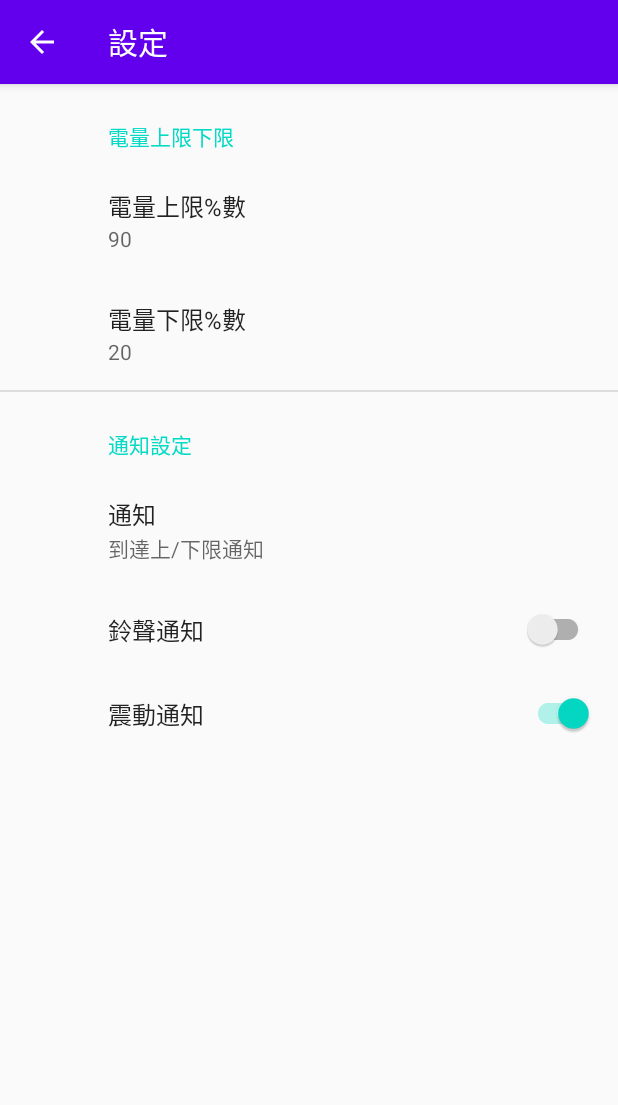
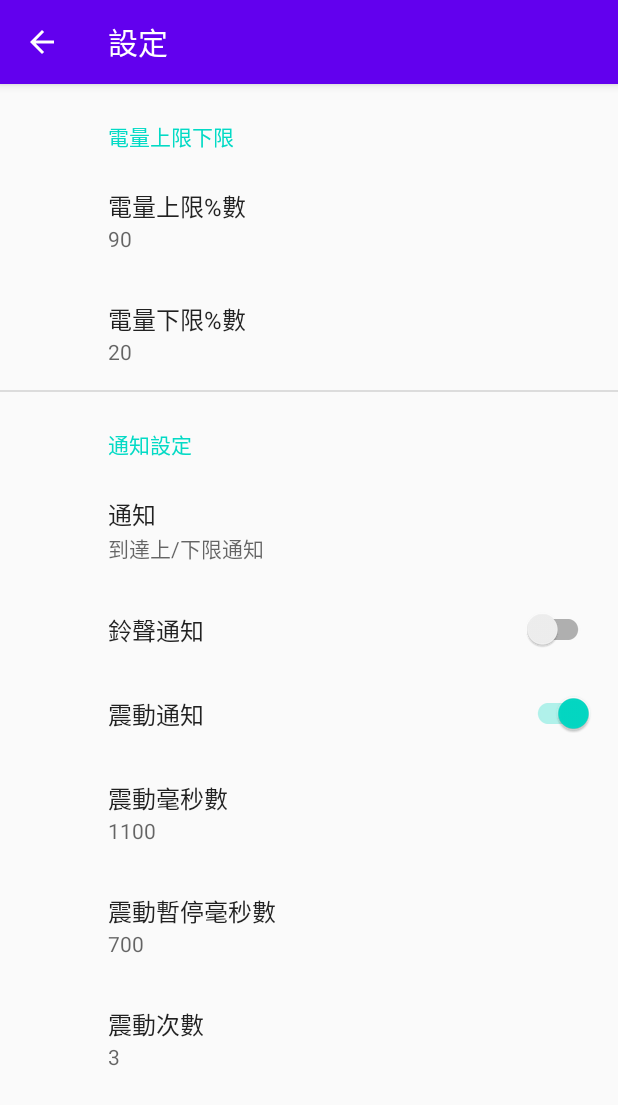
Before and after one commit to dsp85103/BombSaver, an Android app: the SettingsActivity screen opened directly, with no data from a screen before it, on a phone screen of 412 x 824 dp. Shown: the top 1105 px of the screen. Run offline under Robolectric (Android 15) with nearby library versions, the phone set to English and light mode, and no system bars; our stand-ins replace androidx.preference.

Commit message:
feat: adjust vibrate parameters

```diff
--- a/app/src/main/res/xml/root_preferences.xml
+++ b/app/src/main/res/xml/root_preferences.xml
@@ -39,6 +39,30 @@
             app:defaultValue="true"
             app:title="震動通知" />
 
+
+        <EditTextPreference
+            android:dependency="needVibrate"
+            app:key="vibrateMs"
+            app:defaultValue="1100"
+            app:title="震動毫秒數"
+            app:useSimpleSummaryProvider="true" />
+
+
+        <EditTextPreference
+            android:dependency="needVibrate"
+            app:key="vibrateStopMs"
+            app:defaultValue="700"
+            app:title="震動暫停毫秒數"
+            app:useSimpleSummaryProvider="true" />
+
+
+        <EditTextPreference
+            android:dependency="needVibrate"
+            app:key="vibrateCount"
+            app:defaultValue="3"
+            app:title="震動次數"
+            app:useSimpleSummaryProvider="true" />
+
     </PreferenceCategory>
 
 </PreferenceScreen>
```
Also changed, not shown: app/src/main/java/tw/kevinxu/bombsaver/MainActivity.java (+24 -6 lines).
